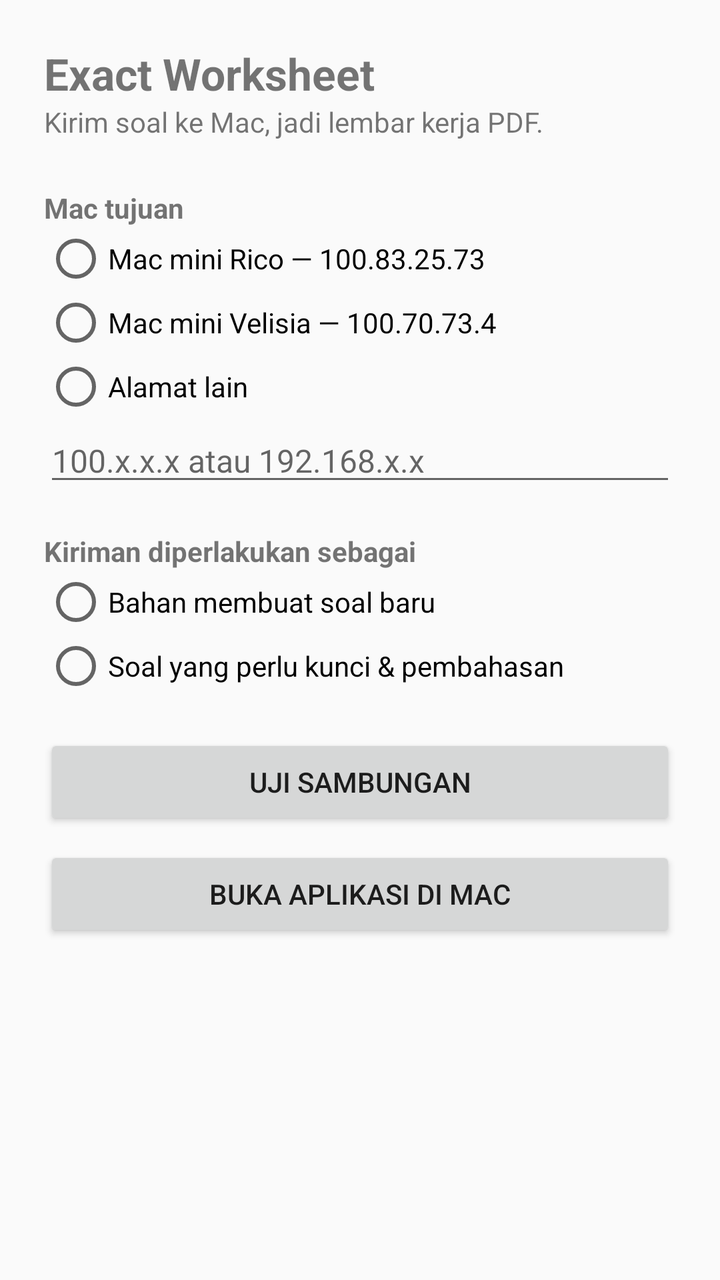
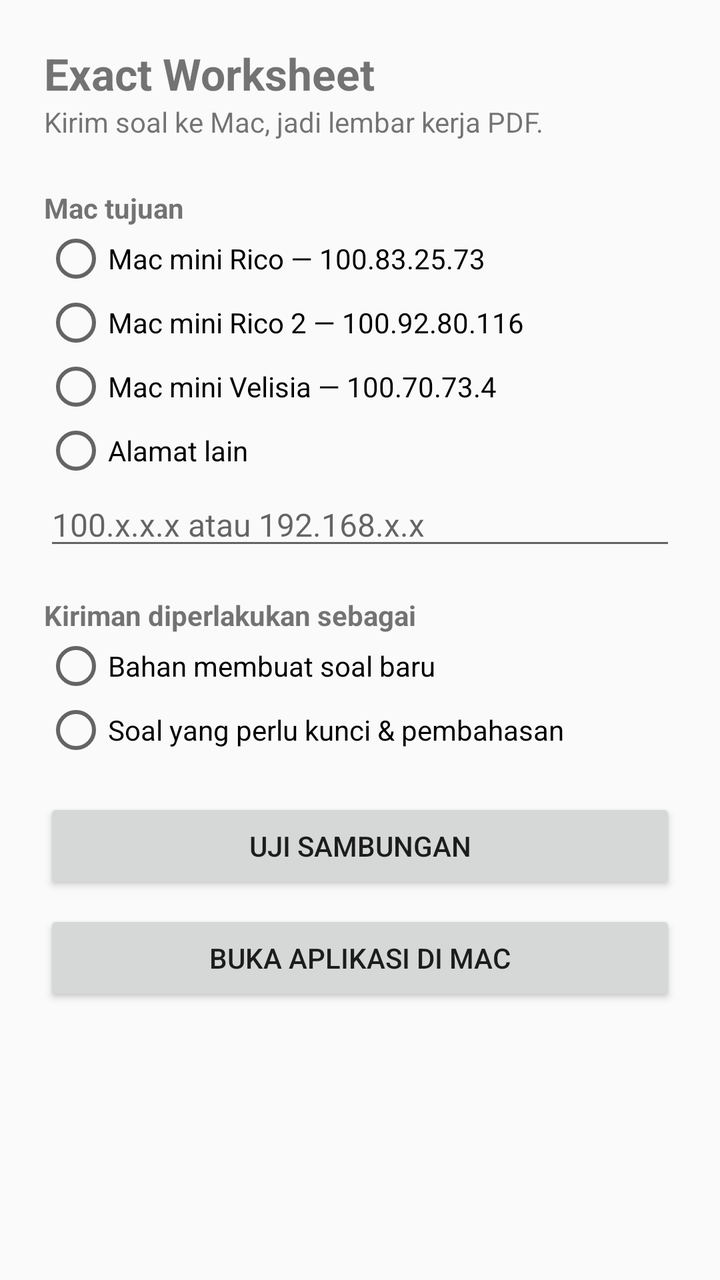

An Android layout rendered at two revisions. The XML below is the earlier revision; the diff shows what the commit changed to produce the second picture.
<!-- AndroidManifest.xml: application theme android:Theme.Material.Light -->
<!-- res/layout/utama.xml -->
<?xml version="1.0" encoding="utf-8"?>
<ScrollView xmlns:android="http://schemas.android.com/apk/res/android"
  android:layout_width="match_parent" android:layout_height="match_parent">
<LinearLayout android:orientation="vertical" android:padding="22dp"
  android:layout_width="match_parent" android:layout_height="wrap_content">

  <TextView android:id="@+id/judul" android:text="Exact Worksheet"
    android:textSize="22sp" android:textStyle="bold"
    android:layout_width="wrap_content" android:layout_height="wrap_content"/>
  <TextView android:text="Kirim soal ke Mac, jadi lembar kerja PDF."
    android:textSize="14sp" android:paddingBottom="18dp"
    android:layout_width="wrap_content" android:layout_height="wrap_content"/>

  <TextView android:text="Mac tujuan" android:textStyle="bold" android:paddingTop="6dp"
    android:layout_width="wrap_content" android:layout_height="wrap_content"/>
  <RadioGroup android:id="@+id/pilihMac" android:orientation="vertical"
    android:layout_width="match_parent" android:layout_height="wrap_content">
    <RadioButton android:id="@+id/macRico" android:text="Mac mini Rico — 100.83.25.73"
      android:layout_width="match_parent" android:layout_height="wrap_content"/>
    <RadioButton android:id="@+id/macVelisia" android:text="Mac mini Velisia — 100.70.73.4"
      android:layout_width="match_parent" android:layout_height="wrap_content"/>
    <RadioButton android:id="@+id/macLain" android:text="Alamat lain"
      android:layout_width="match_parent" android:layout_height="wrap_content"/>
  </RadioGroup>
  <EditText android:id="@+id/alamat" android:hint="100.x.x.x atau 192.168.x.x"
    android:inputType="text" android:textSize="16sp"
    android:layout_width="match_parent" android:layout_height="wrap_content"/>

  <TextView android:text="Kiriman diperlakukan sebagai" android:textStyle="bold"
    android:paddingTop="18dp"
    android:layout_width="wrap_content" android:layout_height="wrap_content"/>
  <RadioGroup android:id="@+id/pilihMode" android:orientation="vertical"
    android:layout_width="match_parent" android:layout_height="wrap_content">
    <RadioButton android:id="@+id/modeBuat" android:text="Bahan membuat soal baru"
      android:layout_width="match_parent" android:layout_height="wrap_content"/>
    <RadioButton android:id="@+id/modeJawab" android:text="Soal yang perlu kunci &amp; pembahasan"
      android:layout_width="match_parent" android:layout_height="wrap_content"/>
  </RadioGroup>

  <Button android:id="@+id/uji" android:text="Uji sambungan" android:layout_marginTop="18dp"
    android:layout_width="match_parent" android:layout_height="wrap_content"/>
  <Button android:id="@+id/buka" android:text="Buka aplikasi di Mac" android:layout_marginTop="8dp"
    android:layout_width="match_parent" android:layout_height="wrap_content"/>
  <TextView android:id="@+id/kabar" android:paddingTop="16dp" android:textSize="14sp"
    android:layout_width="match_parent" android:layout_height="wrap_content"/>
</LinearLayout>
</ScrollView>
<!-- resources referenced by this layout -->
<resources>

</resources>

<!-- the commit's change to res/layout/utama.xml (unified diff, before → after) -->
@@ -16,6 +16,8 @@
   <RadioGroup android:id="@+id/pilihMac" android:orientation="vertical"
     android:layout_width="match_parent" android:layout_height="wrap_content">
     <RadioButton android:id="@+id/macRico" android:text="Mac mini Rico — 100.83.25.73"
+      android:layout_width="match_parent" android:layout_height="wrap_content"/>
+    <RadioButton android:id="@+id/macRico2" android:text="Mac mini Rico 2 — 100.92.80.116"
       android:layout_width="match_parent" android:layout_height="wrap_content"/>
     <RadioButton android:id="@+id/macVelisia" android:text="Mac mini Velisia — 100.70.73.4"
       android:layout_width="match_parent" android:layout_height="wrap_content"/>
